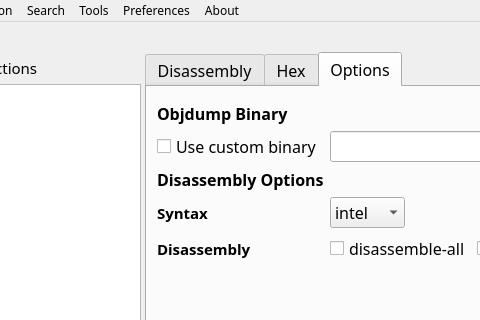
jubal-R/ObjGui, file src/mainwindow.ui: the form before one commit; both pictures show x 135 to 615 and y 0 to 320 of the 1232 by 672 pixel window.
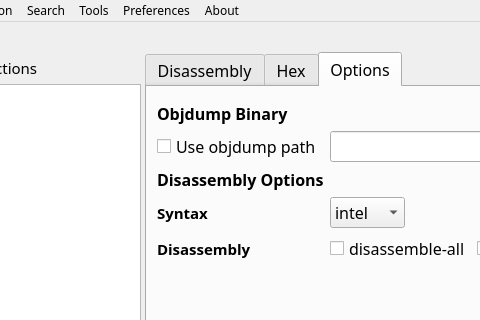
The form after the commit. The open tabs and pages were chosen to show the change. Icons and pictures are not drawn.

Commit message: menu and toolbar respect themes

The edit to the form file:
```diff
--- a/src/mainwindow.ui
+++ b/src/mainwindow.ui
@@ -669,7 +669,7 @@
                   </size>
                  </property>
                  <property name="text">
-                  <string>Use custom binary</string>
+                  <string>Use objdump path</string>
                  </property>
                 </widget>
                </item>
```
Left out of the diff: 2 changed lines with no effect on the pictures. The commit also changes 3 other files.
